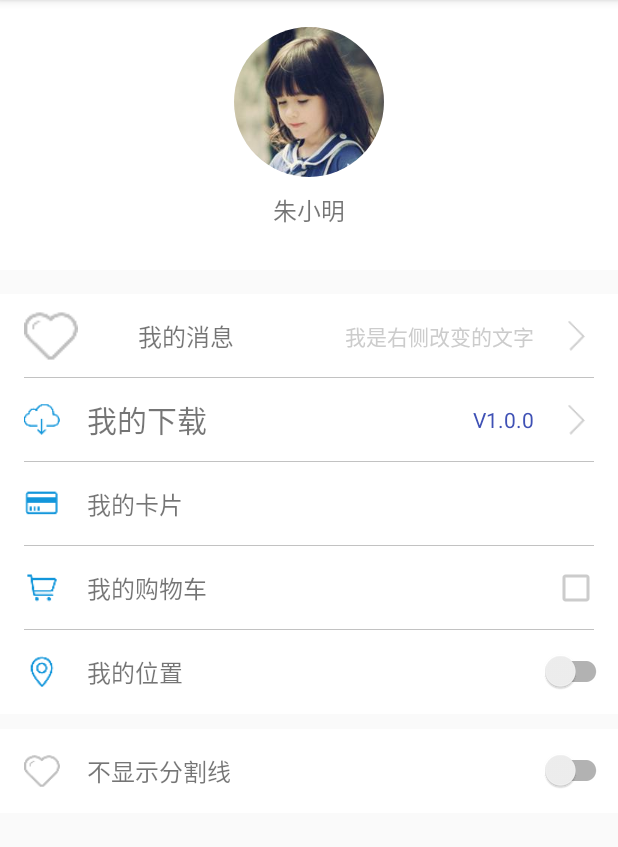
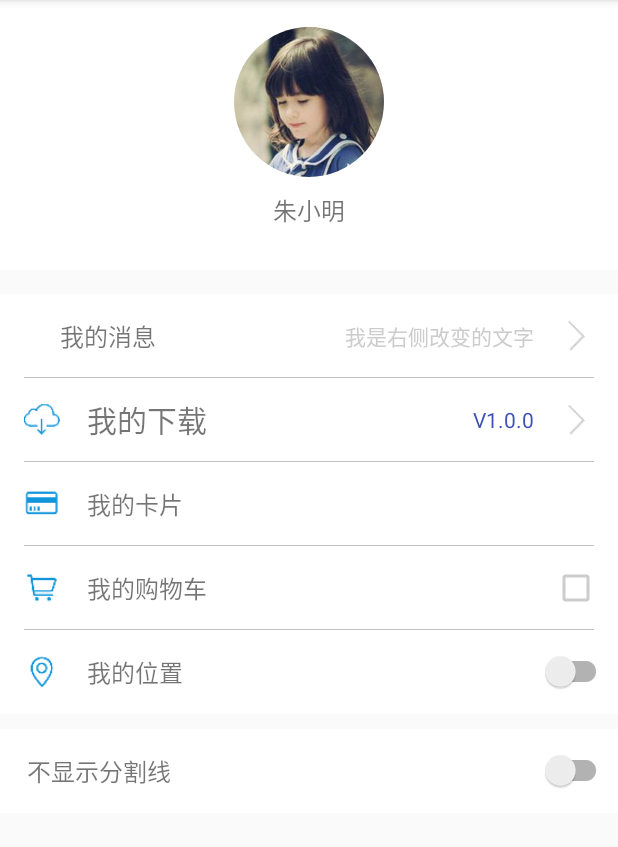
Before and after one commit to leonHua/LSettingView, an Android app: the screen it shows after launch (MainActivity), on a phone screen of 412 x 824 dp, the part 84-931 px from its top. Run offline under Robolectric (Android 15) with nearby library versions, the phone set to English and light mode, and no system bars.

Commit message:
update #8

```diff
--- a/lsettingviewlibrary/src/main/java/com/leon/lib/settingview/LSettingItem.java
+++ b/lsettingviewlibrary/src/main/java/com/leon/lib/settingview/LSettingItem.java
@@ -7,7 +7,6 @@ import android.graphics.drawable.Drawable;
 import android.support.v7.widget.AppCompatCheckBox;
 import android.support.v7.widget.SwitchCompat;
 import android.util.AttributeSet;
-import android.util.TypedValue;
 import android.view.View;
 import android.widget.CompoundButton;
 import android.widget.FrameLayout;
@@ -32,7 +31,7 @@ public class LSettingItem extends RelativeLayout {
     /*左侧显示文本颜色*/
     private int mTextColor;
     /*右侧显示文本大小*/
-    private int mRightTextSize;
+    private float mRightTextSize;
     /*右侧显示文本颜色*/
     private int mRightTextColor;
     /*整体根布局view*/
@@ -113,7 +112,10 @@ public class LSettingItem extends RelativeLayout {
             } else if (attr == R.styleable.LSettingView_leftIcon) {
                 // 左侧图标
                 mLeftIcon = a.getDrawable(attr);
-                mIvLeftIcon.setImageDrawable(mLeftIcon);
+                if (null != mLeftIcon) {
+                    mIvLeftIcon.setImageDrawable(mLeftIcon);
+                    mIvLeftIcon.setVisibility(VISIBLE);
+                }
             } else if (attr == R.styleable.LSettingView_leftIconSize) {
                 mLeftIconSzie = (int) a.getDimension(attr, 16);
                 RelativeLayout.LayoutParams layoutParams = (LayoutParams) mIvLeftIcon.getLayoutParams();
@@ -152,8 +154,10 @@ public class LSettingItem extends RelativeLayout {
             } else if (attr == R.styleable.LSettingView_rightText) {
                 mTvRightText.setText(a.getString(attr));
             } else if (attr == R.styleable.LSettingView_rightTextSize) {
-                mRightTextSize = (int) a.getDimension(attr, 20);
-                mTvRightText.setTextSize(TypedValue.COMPLEX_UNIT_PX, mRightTextSize);
+
+                // 默认设置为16sp
+                mRightTextSize = a.getFloat(attr, 14);
+                mTvRightText.setTextSize(mRightTextSize);
             } else if (attr == R.styleable.LSettingView_rightTextColor) {
                 //文字默认灰色
                 mRightTextColor = a.getColor(attr, Color.GRAY);
--- a/lsettingviewlibrary/src/main/res/layout/settingitem.xml
+++ b/lsettingviewlibrary/src/main/res/layout/settingitem.xml
@@ -13,7 +13,8 @@
         android:layout_height="24dp"
         android:layout_centerVertical="true"
         android:layout_marginLeft="16dp"
-        android:src="@drawable/lefticon"/>
+        android:src="@drawable/lefticon"
+        android:visibility="gone"/>
 
     <TextView
         android:id="@+id/tv_lefttext"
@@ -58,9 +59,9 @@
         android:layout_width="wrap_content"
         android:layout_height="match_parent"
         android:layout_toLeftOf="@id/rightlayout"
-        android:visibility="gone"
         android:gravity="center"
-        android:text="1.0.0"/>
+        android:text="1.0.0"
+        android:visibility="gone"/>
 
     <View
         android:id="@+id/underline"
--- a/lsettingviewlibrary/src/main/res/values/attrs.xml
+++ b/lsettingviewlibrary/src/main/res/values/attrs.xml
@@ -17,7 +17,7 @@
         </attr>
         <attr name="isShowRightText" format="boolean"/>
         <attr name="rightText" format="string"/>
-        <attr name="rightTextSize" format="dimension"/>
+        <attr name="rightTextSize" format="float"/>
         <attr name="rightTextColor" format="color"/>
     </declare-styleable>
 </resources>
```
